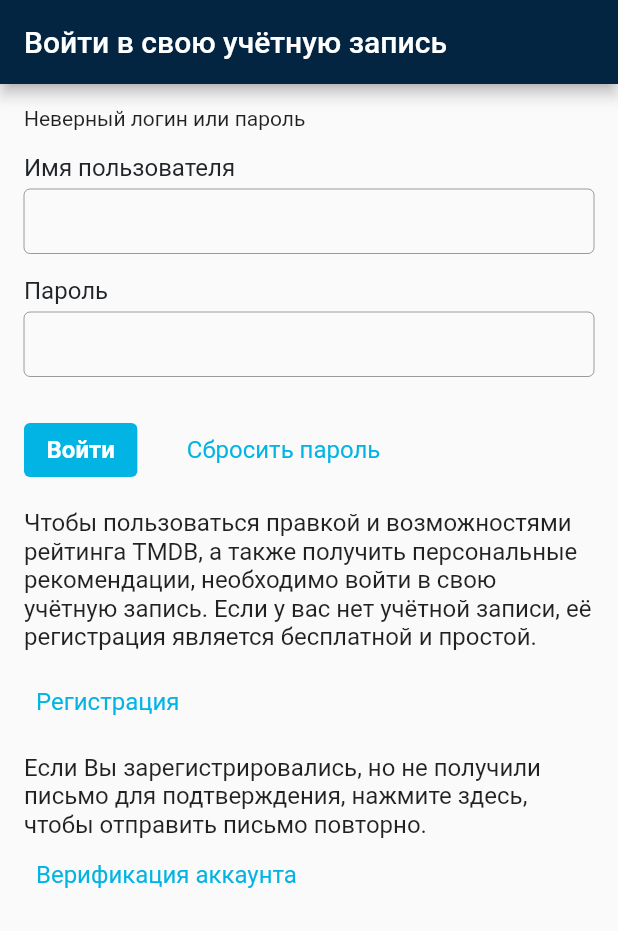
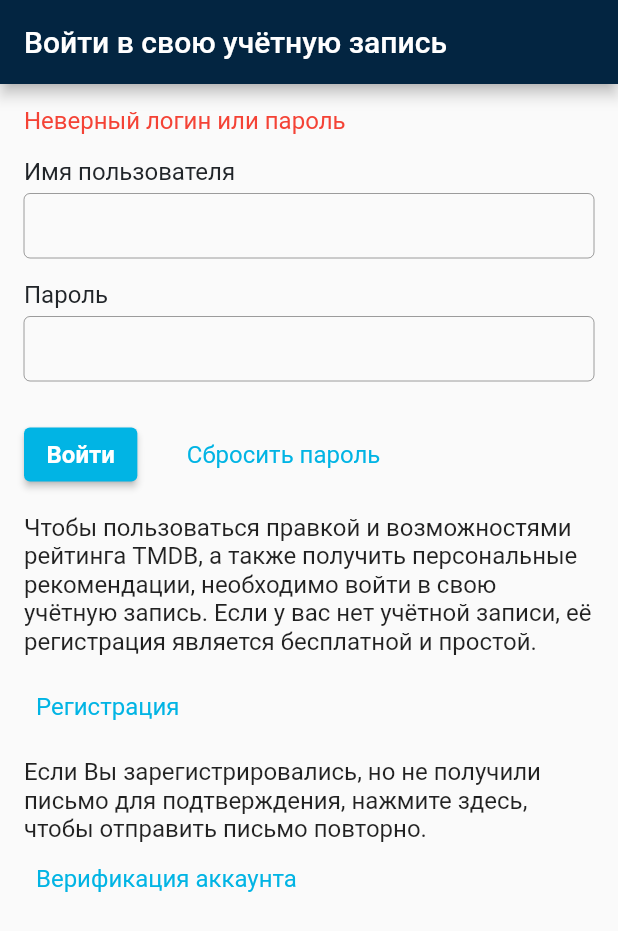
Before and after one commit to denisbrkv/themoviedb_LazyDart, a Flutter app: the screen it shows after launch, after a tap on "Войти", on a phone screen of 412 x 824 dp. Shown: the top 931 px of the screen. Run offline on Flutter 3.47's test engine with Material 2 defaults, Android fonts, the phone set to English and light mode, and no system bars.

Commit message:
add textstyle button

```diff
--- a/lib/widgets/auth/auth_widget.dart
+++ b/lib/widgets/auth/auth_widget.dart
@@ -109,7 +109,8 @@ class _FormWidgetState extends State<_FormWidget> {
       crossAxisAlignment: CrossAxisAlignment.start,
       children: [
         SizedBox(height: 15),
-        if (errorText != null) Text(errorText),
+        if (errorText != null)
+          Text(errorText, style: TextStyle(color: Colors.red, fontSize: 16)),
         SizedBox(height: 15),
         Text('Имя пользователя', style: textStyle),
         SizedBox(height: 5),
@@ -127,7 +128,7 @@ class _FormWidgetState extends State<_FormWidget> {
         SizedBox(height: 25),
         Row(
           children: [
-            TextButton(
+            ElevatedButton(
               child: Text('Войти'),
               onPressed: _auth,
               style: ButtonStyle(
```
